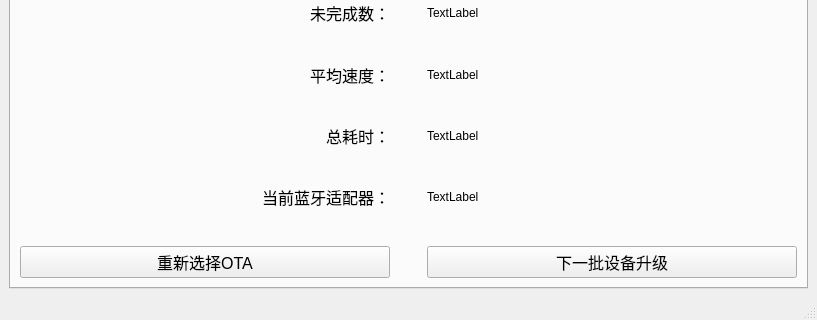
First picture: the form in mainwindow.ui, repository hucheng-yyds/TouchGUI_OTA_Tool, before the edit; both pictures show x 0 to 817 and y 311 to 631 of the 817 by 631 pixel window.
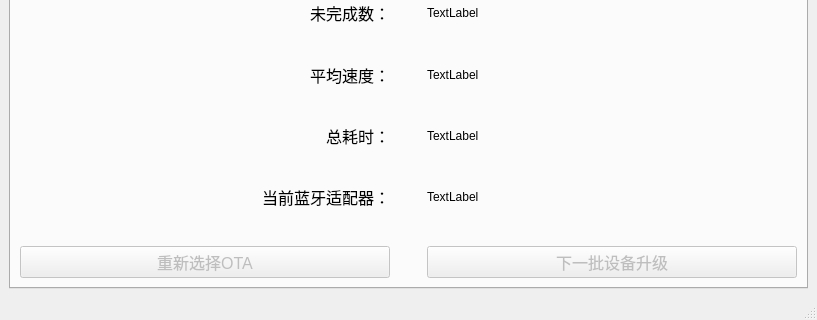
Second picture: the form after the edit. The open tabs and pages were chosen to show the change. Icons and pictures are not drawn.

What changed in the file:
```diff
--- a/mainwindow.ui
+++ b/mainwindow.ui
@@ -1165,6 +1165,9 @@
           </item>
           <item>
            <widget class="QPushButton" name="pushButton_9">
+            <property name="enabled">
+             <bool>false</bool>
+            </property>
             <property name="font">
              <font>
               <family>Microsoft YaHei UI</family>
@@ -1238,6 +1241,9 @@
           </item>
           <item>
            <widget class="QPushButton" name="pushButton_10">
+            <property name="enabled">
+             <bool>false</bool>
+            </property>
             <property name="font">
              <font>
               <family>Microsoft YaHei UI</family>
```
Left out of the diff: 2 changed lines with no effect on the pictures.
